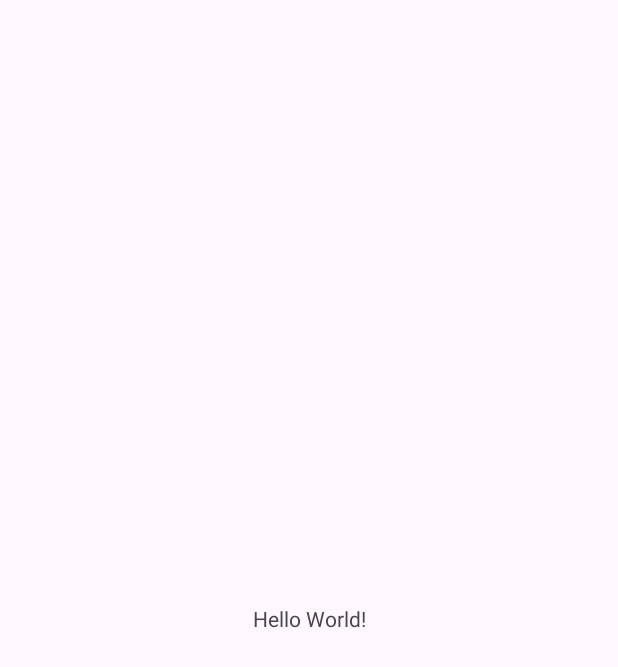
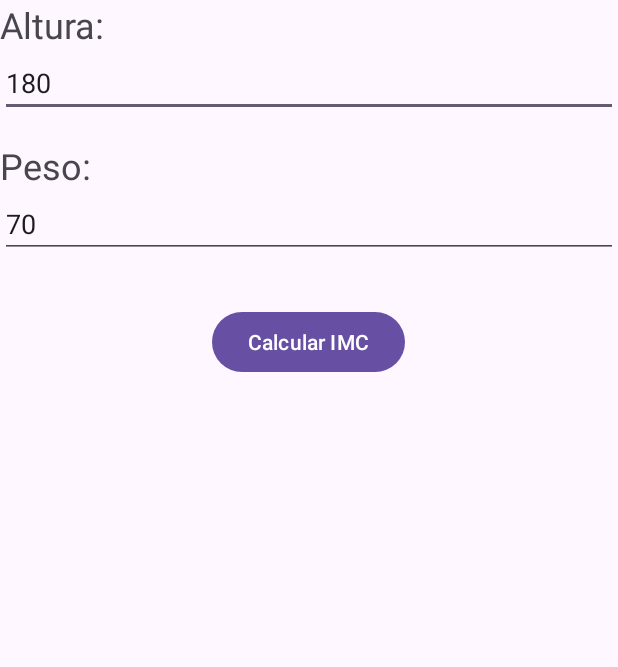
Before and after one commit to dlillom/calculadora-IMC, an Android app: the screen it shows after launch (MainActivity), on a phone screen of 412 x 824 dp. Before the commit the part shown is almost empty. Shown: the top 667 px of the screen. Run offline under Robolectric (Android 15) with nearby library versions, the phone set to English and light mode, and no system bars.

Commit message:
primera versión

```diff
--- a/app/build.gradle.kts
+++ b/app/build.gradle.kts
@@ -5,12 +5,12 @@ plugins {
 
 android {
     namespace = "com.example.calculadora_imc"
-    compileSdk = 34
+    compileSdk = 35
 
     defaultConfig {
         applicationId = "com.example.calculadora_imc"
         minSdk = 24
-        targetSdk = 34
+        targetSdk = 35
         versionCode = 1
         versionName = "1.0"
 
--- a/app/src/main/java/com/example/calculadora_imc/MainActivity.kt
+++ b/app/src/main/java/com/example/calculadora_imc/MainActivity.kt
@@ -1,11 +1,43 @@
 package com.example.calculadora_imc
 
+import android.os.Bundle
 import androidx.appcompat.app.AppCompatActivity
-import android.os.Bundle
+import android.widget.Button
+import android.widget.EditText
+import androidx.activity.enableEdgeToEdge
+import androidx.core.view.ViewCompat
+import androidx.core.view.WindowInsetsCompat
 
 class MainActivity : AppCompatActivity() {
+
+    lateinit var heightEditText: EditText
+    lateinit var weightEditText: EditText
+    lateinit var calculateButton: Button
+
     override fun onCreate(savedInstanceState: Bundle?) {
         super.onCreate(savedInstanceState)
+
+        enableEdgeToEdge()
+
         setContentView(R.layout.activity_main)
+
+        ViewCompat.setOnApplyWindowInsetsListener(findViewById(R.id.main)) { v, insets ->
+            val systemBars = insets.getInsets(WindowInsetsCompat.Type.systemBars())
+            v.setPadding(systemBars.left, systemBars.top, systemBars.right, systemBars.bottom)
+            insets
+        }
+
+        heightEditText = findViewById(R.id.heightEditText)
+        weightEditText = findViewById(R.id.weightEditText)
+        calculateButton = findViewById(R.id.calculateButton)
+
+        heightEditText.setText("180")
+        weightEditText.setText("70")
+
+        calculateButton.setOnClickListener {
+            println("Altura: " + heightEditText.text.toString())
+            println("Peso: " + weightEditText.text.toString())
+        }
     }
+
 }
--- a/app/src/main/res/layout/activity_main.xml
+++ b/app/src/main/res/layout/activity_main.xml
@@ -1,18 +1,47 @@
 <?xml version="1.0" encoding="utf-8"?>
-<androidx.constraintlayout.widget.ConstraintLayout xmlns:android="http://schemas.android.com/apk/res/android"
+<LinearLayout xmlns:android="http://schemas.android.com/apk/res/android"
     xmlns:app="http://schemas.android.com/apk/res-auto"
     xmlns:tools="http://schemas.android.com/tools"
+    android:id="@+id/main"
     android:layout_width="match_parent"
     android:layout_height="match_parent"
-    tools:context=".MainActivity">
+    tools:context=".MainActivity"
+    android:orientation="vertical"
+    android:padding="16dp">
 
     <TextView
+        android:layout_width="match_parent"
+        android:layout_height="wrap_content"
+        android:text="Altura:"
+        android:textSize="24sp"/>
+
+    <EditText
+        android:id="@+id/heightEditText"
+        android:layout_width="match_parent"
+        android:layout_height="wrap_content"
+        android:hint="Altura en cm"
+        android:inputType="number"/>
+
+    <TextView
+        android:layout_width="match_parent"
+        android:layout_height="wrap_content"
+        android:text="Peso:"
+        android:textSize="24sp"
+        android:layout_marginTop="16dp"/>
+
+    <EditText
+        android:id="@+id/weightEditText"
+        android:layout_width="match_parent"
+        android:layout_height="wrap_content"
+        android:hint="Peso en kg"
+        android:inputType="numberDecimal"/>
+
+    <Button
+        android:id="@+id/calculateButton"
         android:layout_width="wrap_content"
         android:layout_height="wrap_content"
-        android:text="Hello World!"
-        app:layout_constraintBottom_toBottomOf="parent"
-        app:layout_constraintEnd_toEndOf="parent"
-        app:layout_constraintStart_toStartOf="parent"
-        app:layout_constraintTop_toTopOf="parent" />
+        android:text="Calcular IMC"
+        android:layout_gravity="center_horizontal"
+        android:layout_marginTop="32dp"/>
 
-</androidx.constraintlayout.widget.ConstraintLayout>
+</LinearLayout>
```
